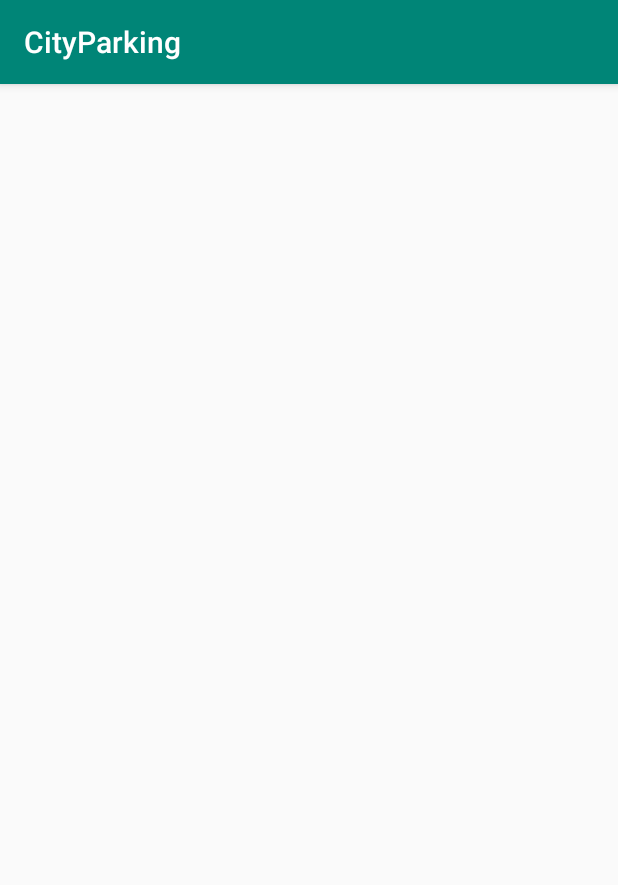
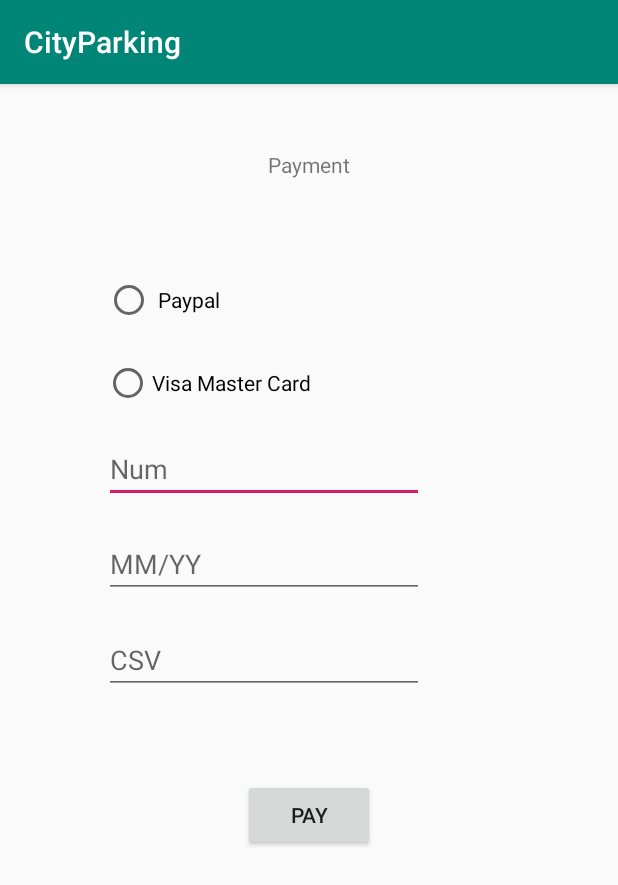
Before and after one commit to FJ-RATO/AMS_Project, an Android app: the PayActivity screen opened directly, with no data from a screen before it, on a phone screen of 412 x 824 dp. Shown: the top 885 px of the screen. Run offline under Robolectric (Android 15) with nearby library versions, the phone set to English and light mode, and no system bars.

Commit message:
added payment page

```diff
--- a/CityParking/app/src/main/res/layout/activity_pay.xml
+++ b/CityParking/app/src/main/res/layout/activity_pay.xml
@@ -6,4 +6,94 @@
     android:layout_height="match_parent"
     tools:context=".PayActivity">
 
+    <TextView
+        android:id="@+id/textView3"
+        android:layout_width="wrap_content"
+        android:layout_height="wrap_content"
+        android:layout_marginBottom="16dp"
+        android:text="Payment"
+        app:layout_constraintBottom_toBottomOf="parent"
+        app:layout_constraintEnd_toEndOf="parent"
+        app:layout_constraintStart_toStartOf="parent"
+        app:layout_constraintTop_toTopOf="parent"
+        app:layout_constraintVertical_bias="0.060000002" />
+
+    <RadioButton
+        android:id="@+id/radioButton2"
+        android:layout_width="wrap_content"
+        android:layout_height="wrap_content"
+        android:layout_marginStart="15dp"
+        android:layout_marginTop="47dp"
+        android:layout_marginBottom="591dp"
+        android:text=" Paypal"
+        app:layout_constraintBottom_toBottomOf="parent"
+        app:layout_constraintEnd_toEndOf="parent"
+        app:layout_constraintHorizontal_bias="0.17"
+        app:layout_constraintStart_toStartOf="parent"
+        app:layout_constraintTop_toBottomOf="@+id/textView3" />
+
+    <RadioButton
+        android:id="@+id/radioButton3"
+        android:layout_width="wrap_content"
+        android:layout_height="wrap_content"
+        android:layout_marginStart="15dp"
+        android:text="Visa Master Card"
+        app:layout_constraintBottom_toBottomOf="parent"
+        app:layout_constraintEnd_toEndOf="parent"
+        app:layout_constraintHorizontal_bias="0.21"
+        app:layout_constraintStart_toStartOf="parent"
+        app:layout_constraintTop_toBottomOf="@+id/radioButton2"
+        app:layout_constraintVertical_bias="0.04000002" />
+
+    <EditText
+        android:id="@+id/editText2"
+        android:layout_width="wrap_content"
+        android:layout_height="wrap_content"
+        android:ems="10"
+        android:hint="Num"
+        android:inputType="number"
+        app:layout_constraintBottom_toTopOf="@+id/editText4"
+        app:layout_constraintEnd_toEndOf="parent"
+        app:layout_constraintHorizontal_bias="0.348"
+        app:layout_constraintStart_toStartOf="parent"
+        app:layout_constraintTop_toBottomOf="@+id/radioButton3" />
+
+    <EditText
+        android:id="@+id/editText5"
+        android:layout_width="wrap_content"
+        android:layout_height="wrap_content"
+        android:ems="10"
+        android:hint="CSV"
+        android:inputType="number"
+        app:layout_constraintBottom_toBottomOf="parent"
+        app:layout_constraintEnd_toEndOf="parent"
+        app:layout_constraintHorizontal_bias="0.348"
+        app:layout_constraintStart_toStartOf="parent"
+        app:layout_constraintTop_toTopOf="parent" />
+
+    <EditText
+        android:id="@+id/editText4"
+        android:layout_width="wrap_content"
+        android:layout_height="wrap_content"
+        android:ems="10"
+        android:hint="MM/YY"
+        android:inputType="number"
+        app:layout_constraintBottom_toTopOf="@+id/editText5"
+        app:layout_constraintEnd_toEndOf="parent"
+        app:layout_constraintHorizontal_bias="0.348"
+        app:layout_constraintStart_toStartOf="parent"
+        app:layout_constraintTop_toBottomOf="@+id/editText2" />
+
+    <Button
+        android:id="@+id/button"
+        android:layout_width="wrap_content"
+        android:layout_height="wrap_content"
+        android:layout_marginTop="47dp"
+        android:layout_marginBottom="248dp"
+        android:text="PAY"
+        app:layout_constraintBottom_toBottomOf="parent"
+        app:layout_constraintEnd_toEndOf="parent"
+        app:layout_constraintStart_toStartOf="parent"
+        app:layout_constraintTop_toBottomOf="@+id/editText5" />
+
 </androidx.constraintlayout.widget.ConstraintLayout>
```
